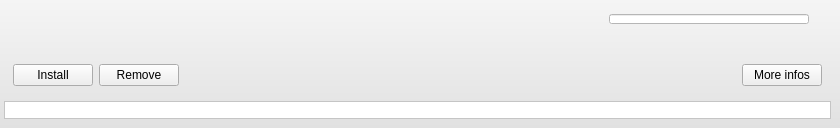
This is software/tulip/designer/PluginInformationsListItem.ui in vadivelselvaraj/TulipGLImprovement as Qt 5 draws it before an edit. The edited form follows.
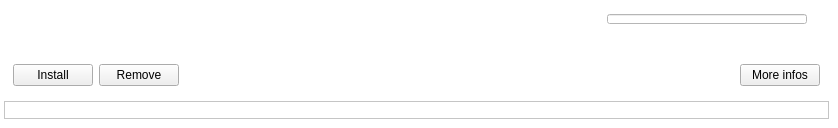
This is the edited form.

```diff
--- a/software/tulip/designer/PluginInformationsListItem.ui
+++ b/software/tulip/designer/PluginInformationsListItem.ui
@@ -6,8 +6,8 @@
    <rect>
     <x>0</x>
     <y>0</y>
-    <width>840</width>
-    <height>115</height>
+    <width>838</width>
+    <height>125</height>
    </rect>
   </property>
   <property name="sizePolicy">
@@ -29,12 +29,20 @@
    <item>
     <widget class="QFrame" name="mainFrame">
      <property name="styleSheet">
-      <string notr="true">#mainFrame {
+      <string notr="true">/*#mainFrame {
 background-color: qlineargradient(spread:pad, x1:0, y1:0, x2:0, y2:1, stop:0 rgba(245, 245, 245, 255), stop:1 rgba(225,225,225, 255)); 
 border-top: 1px solid &quot;#C9C9C9&quot;;
 border-right: 1px solid &quot;#C9C9C9&quot;;
 border-left: 1px solid &quot;#C9C9C9&quot;;
 border-bottom: 1px solid &quot;#C9C9C9&quot;;
+}*/
+
+#mainFrame {
+background-color: white; 
+border-top: 1px solid &quot;#C9C9C9&quot;;
+border-right: 1px solid &quot;#C9C9C9&quot;;
+border-left: 1px solid &quot;#C9C9C9&quot;;
+border-bottom: 1px solid &quot;#C9C9C9&quot;;
 }</string>
      </property>
      <property name="frameShape">
```
